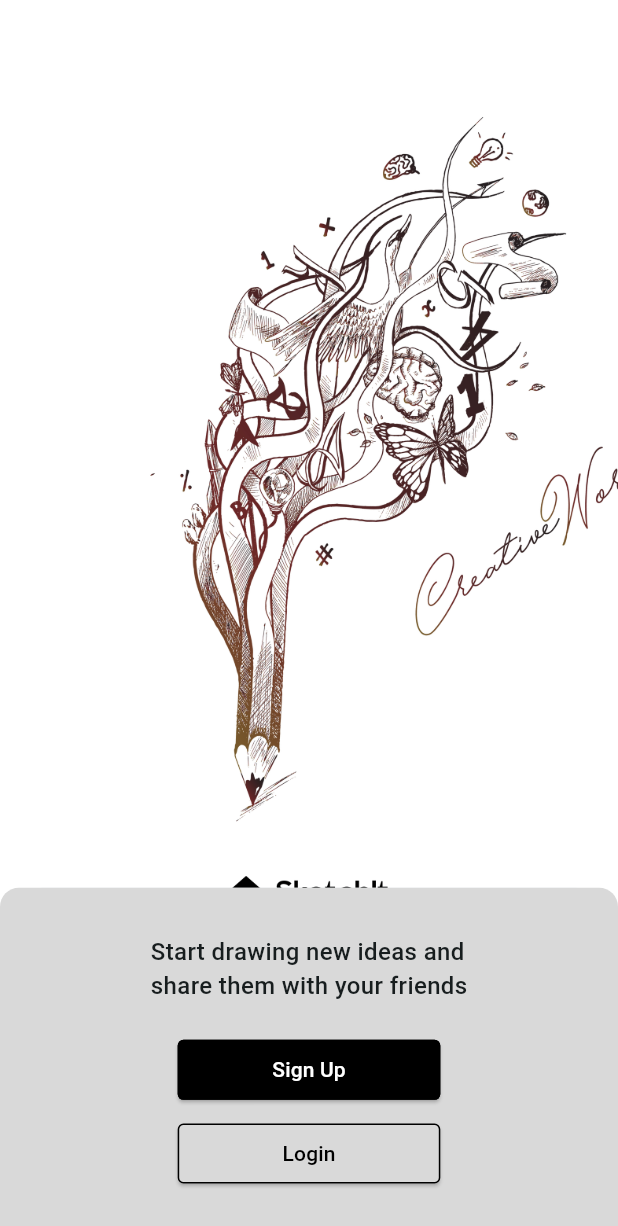
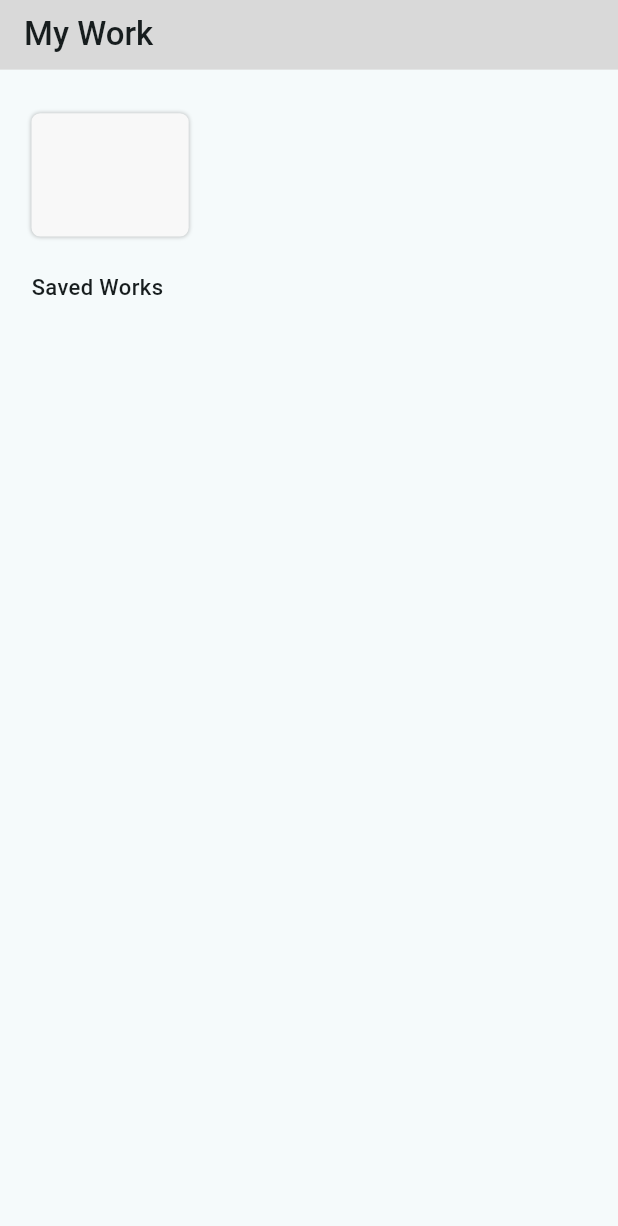
Before and after one commit to Damigrace1/SketchIt, a Flutter app: the screen it shows after launch, after a tap on "Login", on a phone screen of 412 x 824 dp. Shown: the top 1226 px of the screen. Run offline on Flutter 3.47's test engine with Material 3 defaults, Android fonts, the phone set to English and light mode, and no system bars; our stand-ins replace flutter_screenutil, get; missing offline and left inert: flutter_drawing_board.

Commit message:
Added Home screen

```diff
--- /dev/null
+++ b/lib/screens/home_screen.dart
@@ -0,0 +1,46 @@
+import 'package:flutter/cupertino.dart';
+import 'package:flutter/material.dart';
+import 'package:flutter_screenutil/flutter_screenutil.dart';
+import 'package:sketch_it/utils/colors.dart';
+
+class HomeScreen extends StatelessWidget {
+  const HomeScreen({Key? key}) : super(key: key);
+
+  @override
+  Widget build(BuildContext context) {
+    return Scaffold(
+      appBar: AppBar(
+        toolbarHeight: 48.h,
+        backgroundColor: kGrey,
+        title: Text('My Work',style: TextStyle(fontWeight: FontWeight.w500),),
+      ),
+      body: Padding(
+        padding: EdgeInsets.symmetric(
+          horizontal: 20.w,
+          vertical: 30.h
+        ),
+        child: Column(
+          crossAxisAlignment: CrossAxisAlignment.start,
+          children: [
+            Container(
+              width: 100.w,
+              height: 85.h,
+              decoration: BoxDecoration(
+                color: kGrey1,
+                boxShadow: [
+                  BoxShadow(
+                    blurRadius: 1.8,
+                    color: Colors.black.withOpacity(0.25)
+                  )
+                ],
+                borderRadius: BorderRadius.circular(6.r)
+              ),
+            ),
+            SizedBox(height: 24.h,),
+            Text('Saved Works',style: TextStyle(fontWeight: FontWeight.w500,fontSize: 14.sp),),
+          ],
+        ),
+      ),
+    );
+  }
+}
--- a/lib/screens/splash_screen.dart
+++ b/lib/screens/splash_screen.dart
@@ -3,6 +3,9 @@ import 'package:flutter/material.dart';
 import 'package:flutter_drawing_board/flutter_drawing_board.dart';
 import 'package:flutter_drawing_board/paint_contents.dart';
 import 'package:flutter_screenutil/flutter_screenutil.dart';
+import 'package:get/get_core/src/get_main.dart';
+import 'package:get/get_navigation/get_navigation.dart';
+import 'package:sketch_it/screens/home_screen.dart';
 import 'package:sketch_it/screens/widgets/custom_button.dart';
 import 'package:sketch_it/utils/colors.dart';
 
@@ -89,7 +92,9 @@ class SplashScreen extends StatelessWidget {
             CustomButton(text: 'Sign Up', onPressed: (){},
             width: 167.w,),
             SizedBox(height: 8.h,),
-            CustomButton(text: 'Login', onPressed: (){},
+            CustomButton(text: 'Login', onPressed: (){
+              Get.offAll(()=>HomeScreen());
+            },
               fillColor: kGrey,
               textColor: Colors.black,
               width: 167.w,)
--- a/lib/utils/colors.dart
+++ b/lib/utils/colors.dart
@@ -2,3 +2,4 @@ import 'package:flutter/material.dart';
 
  const  Color  kPrimary = Color(0xff060606);
  const  Color  kGrey = Color(0xffD9D9D9);
+ const  Color  kGrey1 = Color(0xffF8F8F8);
```
